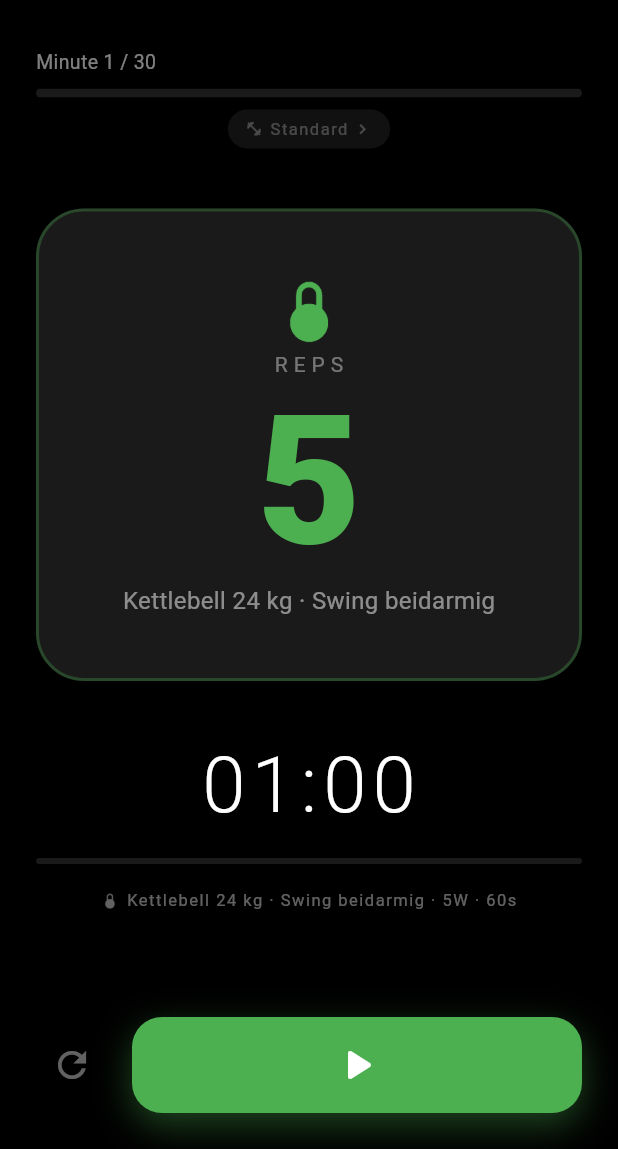
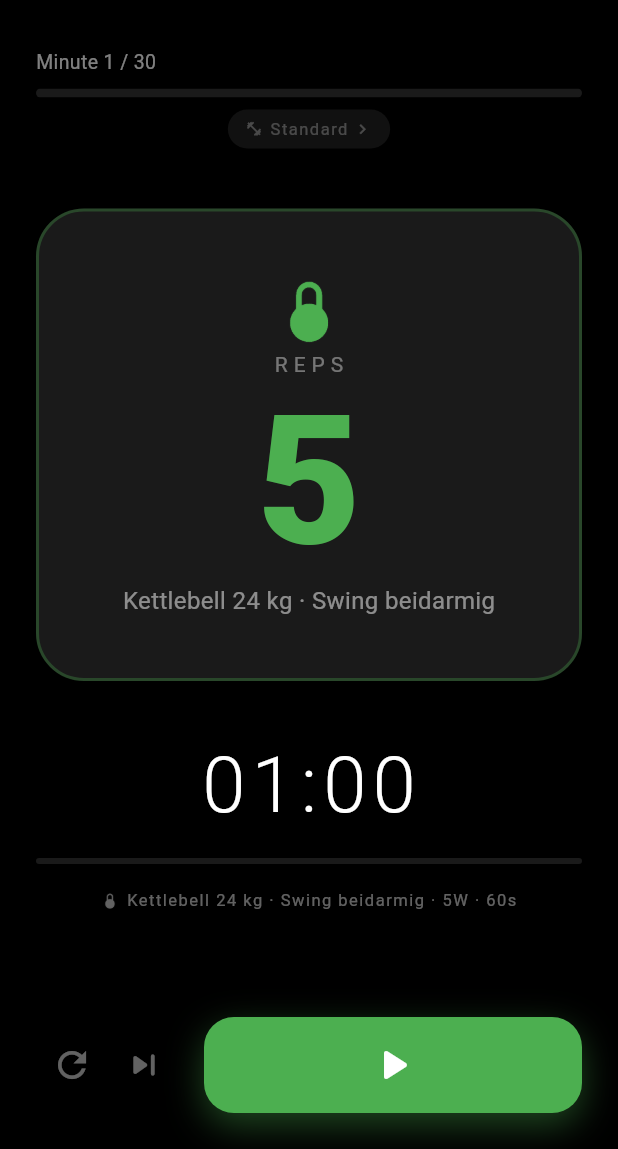
Before and after one commit to TobiasSteffen/emom_app, a Flutter app: the screen it shows after launch, on a phone screen of 412 x 824 dp, the part 87-1236 px from its top. Run offline on Flutter 3.47's test engine with Material 3 defaults, Android fonts, the phone set to English and light mode, and no system bars; our stand-ins replace audioplayers, file_picker, flutter_local_notifications, flutter_riverpod, flutter_timezone, riverpod_annotation and 4 more; missing offline and left inert: volume_controller; generated files the repository leaves out were written again.

Commit message:
feat: Start/Fertig-Button, Ueberzeit-Anzeige und Skip-Button im Workout-Screen
Co-Authored-By: Claude Fable 5 <noreply@anthropic.com>

```diff
--- a/lib/features/workout/widgets/reps_card.dart
+++ b/lib/features/workout/widgets/reps_card.dart
@@ -8,6 +8,8 @@ class RepsCard extends StatelessWidget {
   final String iconPath;
   final Animation<double> pulseAnimation;
   final bool isPause;
+  final bool isTimed;
+  final int timedSeconds;
 
   const RepsCard({
     super.key,
@@ -17,6 +19,8 @@ class RepsCard extends StatelessWidget {
     required this.iconPath,
     required this.pulseAnimation,
     this.isPause = false,
+    this.isTimed = false,
+    this.timedSeconds = 0,
   });
 
   @override
@@ -39,7 +43,7 @@ class RepsCard extends StatelessWidget {
               Image.asset(iconPath, width: 48, height: 48, color: phaseColor),
               const SizedBox(height: 4),
               Text(
-                'REPS',
+                isTimed ? 'ZEIT' : 'REPS',
                 style: TextStyle(
                     color: Colors.white.withValues(alpha: 0.4),
                     fontSize: 14,
@@ -47,9 +51,9 @@ class RepsCard extends StatelessWidget {
               ),
               const SizedBox(height: 8),
               Text(
-                '$currentReps',
+                isTimed ? '${timedSeconds}s' : '$currentReps',
                 style: TextStyle(
-                    fontSize: 120,
+                    fontSize: isTimed ? 96 : 120,
                     fontWeight: FontWeight.w900,
                     color: phaseColor,
                     height: 1),
--- a/lib/features/workout/widgets/timer_display.dart
+++ b/lib/features/workout/widgets/timer_display.dart
@@ -20,16 +20,21 @@ class TimerDisplay extends StatelessWidget {
 
   @override
   Widget build(BuildContext context) {
-    final isWarning = secondsLeft <= 5 && secondsLeft > 0 && isRunning;
-    final secondProgress = (currentDuration - secondsLeft) / currentDuration;
+    final overtime = secondsLeft < 0;
+    final isWarning = !overtime && secondsLeft <= 5 && secondsLeft > 0 && isRunning;
+    final secondProgress = overtime
+        ? 1.0
+        : ((currentDuration - secondsLeft) / currentDuration).clamp(0.0, 1.0);
+    final display = overtime ? '+${_formatTime(-secondsLeft)}' : _formatTime(secondsLeft);
+    final color = (overtime || isWarning) ? const Color(0xFFFF4444) : Colors.white;
     return Column(
       children: [
         Text(
-          _formatTime(secondsLeft),
+          display,
           style: TextStyle(
             fontSize: 52,
             fontWeight: FontWeight.w300,
-            color: isWarning ? const Color(0xFFFF4444) : Colors.white,
+            color: color,
             letterSpacing: 4,
           ),
         ),
@@ -40,7 +45,7 @@ class TimerDisplay extends StatelessWidget {
             value: secondProgress,
             backgroundColor: Colors.white.withValues(alpha: 0.1),
             valueColor: AlwaysStoppedAnimation<Color>(
-              isWarning ? const Color(0xFFFF4444) : Colors.white24,
+              (overtime || isWarning) ? const Color(0xFFFF4444) : Colors.white24,
             ),
             minHeight: 4,
           ),
--- a/lib/features/workout/workout_screen.dart
+++ b/lib/features/workout/workout_screen.dart
@@ -380,6 +380,8 @@ class _WorkoutScreenState extends ConsumerState<WorkoutScreen>
             iconPath: iconPath,
             pulseAnimation: _pulseAnimation,
             isPause: isPauseInterval,
+            isTimed: state.currentIsTimed,
+            timedSeconds: state.intervals[state.currentMinute].durationSeconds,
           ),
           const SizedBox(height: 32),
           TimerDisplay(
@@ -387,6 +389,34 @@ class _WorkoutScreenState extends ConsumerState<WorkoutScreen>
             currentDuration: state.currentDuration,
             isRunning: state.isRunning,
           ),
+          if (state.currentIsTimed) ...[
+            const SizedBox(height: 16),
+            GestureDetector(
+              onTap: () => state.holdWaiting
+                  ? notifier.startHold()
+                  : notifier.finishHold(),
+              child: Container(
+                height: 56,
+                width: double.infinity,
+                decoration: BoxDecoration(
+                  color: state.holdWaiting
+                      ? const Color(0xFF4CAF50)
+                      : const Color(0xFFFF4444),
+                  borderRadius: BorderRadius.circular(16),
+                ),
+                child: Center(
+                  child: Text(
+                    state.holdWaiting ? 'START' : 'FERTIG',
+                    style: const TextStyle(
+                        color: Colors.white,
+                        fontSize: 18,
+                        fontWeight: FontWeight.bold,
+                        letterSpacing: 3),
+                  ),
+                ),
+              ),
+            ),
+          ],
           if (state.currentMinute < state.totalMinutes - 1) ...[
             const SizedBox(height: 16),
             NextMinutePreview(
@@ -400,6 +430,14 @@ class _WorkoutScreenState extends ConsumerState<WorkoutScreen>
                 onPressed: () => notifier.reset(),
                 icon: const Icon(
                   Icons.refresh,
+                  color: Colors.white38,
+                  size: 28,
+                ),
+              ),
+              IconButton(
+                onPressed: () => notifier.skip(),
+                icon: const Icon(
+                  Icons.skip_next_rounded,
                   color: Colors.white38,
                   size: 28,
                 ),
@@ -448,7 +486,9 @@ class _WorkoutScreenState extends ConsumerState<WorkoutScreen>
         ? const Color(0xFF555555)
         : phaseColorForMinute(nextMinute);
     return ConfirmationOverlay(
-      nextReps: nextInterval.isPause ? 0 : nextInterval.reps,
+      nextReps: (nextInterval.isPause || state.timedFlags[nextMinute])
+          ? 0
+          : nextInterval.reps,
       nextColor: nextColor,
       nextLabel: notifier.workoutLabelForMinute(nextMinute),
       nextMinuteNumber: nextMinute + 1,
```
